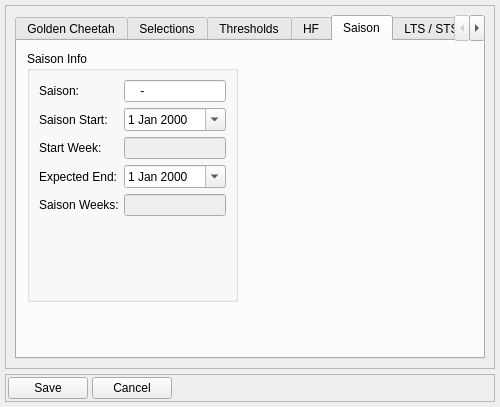
Above: dialog_settings.ui from Tria-Andy/WorkoutEditor before the change. Below: the same form after it.
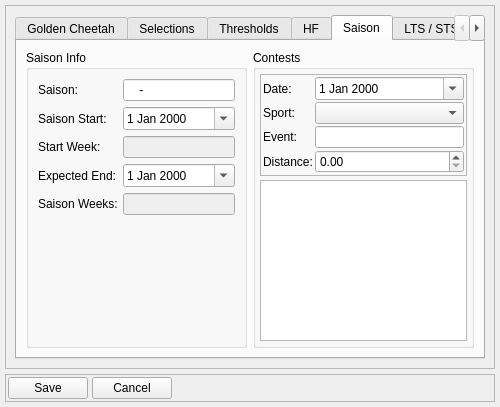
That is the form after the change. The open tabs and pages were chosen to show the change. Icons and pictures are not drawn.

Commit message: Add contest infos

The edit to the form file:
```diff
--- a/dialog_settings.ui
+++ b/dialog_settings.ui
@@ -868,14 +868,14 @@
          <attribute name="title">
           <string>Saison</string>
          </attribute>
+         <layout class="QHBoxLayout" name="horizontalLayout_10">
+          <item>
          <widget class="QGroupBox" name="groupBox_5">
-          <property name="geometry">
-           <rect>
-            <x>10</x>
-            <y>10</y>
-            <width>211</width>
-            <height>251</height>
-           </rect>
+            <property name="sizePolicy">
+             <sizepolicy hsizetype="Preferred" vsizetype="Preferred">
+              <horstretch>1</horstretch>
+              <verstretch>0</verstretch>
+             </sizepolicy>
           </property>
           <property name="title">
            <string>Saison Info</string>
@@ -956,6 +956,115 @@
            </item>
           </layout>
          </widget>
+          </item>
+          <item>
+           <widget class="QGroupBox" name="groupBox_contest">
+            <property name="sizePolicy">
+             <sizepolicy hsizetype="Preferred" vsizetype="Preferred">
+              <horstretch>1</horstretch>
+              <verstretch>0</verstretch>
+             </sizepolicy>
+            </property>
+            <property name="title">
+             <string>Contests</string>
+            </property>
+            <layout class="QVBoxLayout" name="verticalLayout_5">
+             <property name="spacing">
+              <number>4</number>
+             </property>
+             <property name="leftMargin">
+              <number>4</number>
+             </property>
+             <property name="topMargin">
+              <number>4</number>
+             </property>
+             <property name="rightMargin">
+              <number>4</number>
+             </property>
+             <property name="bottomMargin">
+              <number>4</number>
+             </property>
+             <item>
+              <widget class="QFrame" name="frame_4">
+               <property name="frameShape">
+                <enum>QFrame::StyledPanel</enum>
+               </property>
+               <property name="frameShadow">
+                <enum>QFrame::Raised</enum>
+               </property>
+               <layout class="QFormLayout" name="formLayout_6">
+                <property name="horizontalSpacing">
+                 <number>2</number>
+                </property>
+                <property name="verticalSpacing">
+                 <number>2</number>
+                </property>
+                <property name="leftMargin">
+                 <number>2</number>
+                </property>
+                <property name="topMargin">
+                 <number>2</number>
+                </property>
+                <property name="rightMargin">
+                 <number>2</number>
+                </property>
+                <property name="bottomMargin">
+                 <number>2</number>
+                </property>
+                <item row="2" column="0">
+                 <widget class="QLabel" name="label_19">
+                  <property name="text">
+                   <string>Event:</string>
+                  </property>
+                 </widget>
+                </item>
+                <item row="2" column="1">
+                 <widget class="QLineEdit" name="lineEdit_contest"/>
+                </item>
+                <item row="0" column="0">
+                 <widget class="QLabel" name="label_41">
+                  <property name="text">
+                   <string>Date:</string>
+                  </property>
+                 </widget>
+                </item>
+                <item row="0" column="1">
+                 <widget class="QDateEdit" name="dateEdit_contest">
+                  <property name="calendarPopup">
+                   <bool>true</bool>
+                  </property>
+                 </widget>
+                </item>
+                <item row="1" column="1">
+                 <widget class="QComboBox" name="comboBox_contestsport"/>
+                </item>
+                <item row="1" column="0">
+                 <widget class="QLabel" name="label_42">
+                  <property name="text">
+                   <string>Sport:</string>
+                  </property>
+                 </widget>
+                </item>
+                <item row="3" column="0">
+                 <widget class="QLabel" name="label_43">
+                  <property name="text">
+                   <string>Distance:</string>
+                  </property>
+                 </widget>
+                </item>
+                <item row="3" column="1">
+                 <widget class="QDoubleSpinBox" name="doubleSpinBox_contest"/>
+                </item>
+               </layout>
+              </widget>
+             </item>
+             <item>
+              <widget class="QTableView" name="tableView"/>
+             </item>
+            </layout>
+           </widget>
+          </item>
+         </layout>
         </widget>
         <widget class="QWidget" name="tab_lts">
          <attribute name="title">
```
Lines whose indentation alone changed are shown as unchanged.
